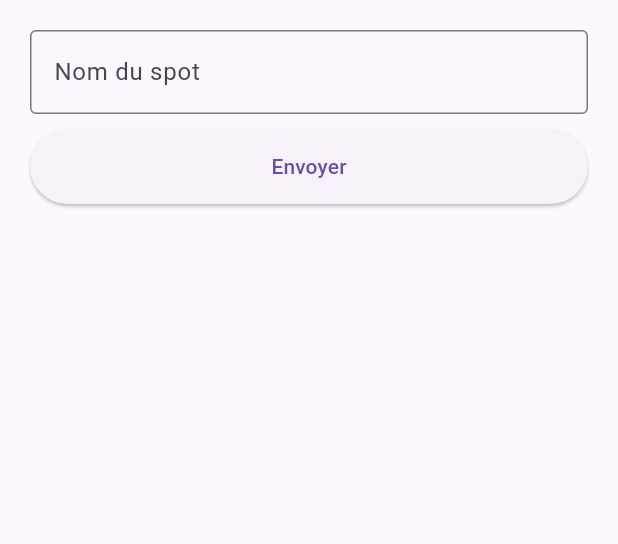
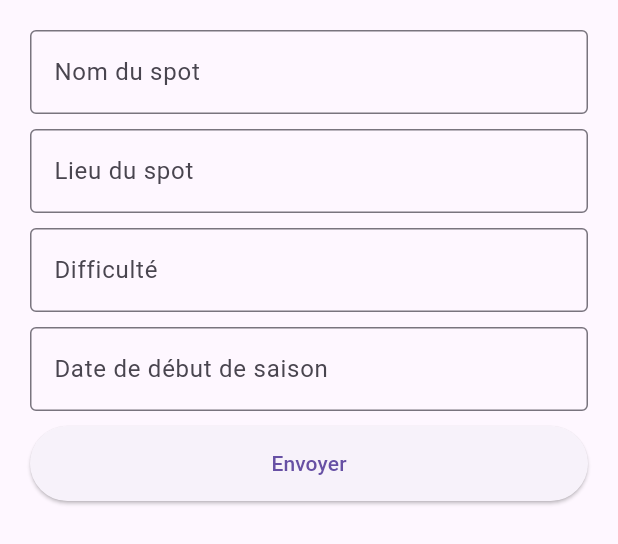
Before and after one commit to Jean-Clement-Ada/projet-collectif-mobile-surfing_elephant, a Flutter app: the FormPage widget shown alone on an empty page, opened directly, after a tap on "Envoyer", on a phone screen of 412 x 824 dp. Shown: the top 544 px of the screen. Run offline on Flutter 3.47's test engine with Material 3 defaults, Android fonts, the phone set to English and light mode, and no system bars; statements that could not run were skipped.

Commit message:
Form page + placeholder/controller

```diff
--- a/flutter_code/lib/main.dart
+++ b/flutter_code/lib/main.dart
@@ -3,6 +3,7 @@ import 'package:flutter_code/pages/form_page.dart';
 import 'package:flutter_code/pages/home_page.dart';
 import 'package:flutter/material.dart';
 import 'package:flutter_code/pages/description_spot_page.dart';
+
 
 void main() {
   runApp(const MyApp());
@@ -50,7 +51,6 @@ class _MyAppState extends State<MyApp> {
           children: [
             HomePage(),
             EventPage(),
-            DescriptionSpotPage(),
             FormPage()
           ],
         ),
--- a/flutter_code/lib/pages/form_page.dart
+++ b/flutter_code/lib/pages/form_page.dart
@@ -8,11 +8,31 @@ class FormPage extends StatefulWidget {
 }
 
 class _FormPageState extends State <FormPage> {
+
+  final _formkey = GlobalKey<FormState>();
+
+  final nameSpotController = TextEditingController();
+  final placeSpotController = TextEditingController();
+  final difficultySpotController = TextEditingController();
+  final seasonSpotController = TextEditingController();
+
+  @override
+  void dispose() {
+    super.dispose();
+    nameSpotController.dispose();
+    placeSpotController.dispose();
+    difficultySpotController.dispose();
+    seasonSpotController.dispose();
+
+  }
+
+
   @override
   Widget build(BuildContext context) {
     return Container(
       margin: EdgeInsets.all(20),
       child: Form(
+        key:_formkey,
         child: Column(
           children: [
             Container(
@@ -25,17 +45,83 @@ class _FormPageState extends State <FormPage> {
                 ),
                 validator: (value){
                   if (value == null || value.isEmpty){
-                  return "il manque des informations";
+                  return "Il manque des informations";
                   }
                   return null;
                },
+                controller: nameSpotController,
+              ),
+            ),
+            Container(
+              margin: EdgeInsets.only(bottom: 10),
+              child: TextFormField(
+                decoration: InputDecoration(
+                  labelText: 'Lieu du spot',
+                  hintText: 'Entre le nom du lieu',
+                  border: OutlineInputBorder(),
+                ),
+                validator: (value){
+                  if (value == null || value.isEmpty){
+                    return "Il manque des informations";
+                  }
+                  return null;
+                },
+                controller: placeSpotController,
+              ),
+            ),
+            Container(
+              margin: EdgeInsets.only(bottom: 10),
+              child: TextFormField(
+                decoration: InputDecoration(
+                  labelText: 'Difficulté ',
+                  hintText: 'Entre la  difficulté du spot',
+                  border: OutlineInputBorder(),
+                ),
+                validator: (value){
+                  if (value == null || value.isEmpty){
+                    return "Il manque des informations";
+                  }
+                  return null;
+                },
+                controller: difficultySpotController,
+              ),
+            ),
+            Container(
+              margin: EdgeInsets.only(bottom: 10),
+              child: TextFormField(
+                decoration: InputDecoration(
+                  labelText: 'Date de début de saison',
+                  hintText: 'Entre la date de fin de saison',
+                  border: OutlineInputBorder(),
+                ),
+                validator: (value){
+                  if (value == null || value.isEmpty){
+                    return "Il manque des informations";
+                  }
+                  return null;
+                },
+                controller: seasonSpotController,
               ),
             ),
             SizedBox(
               width: double.infinity,
               height: 50,
               child: ElevatedButton(
-                onPressed: (){},
+                onPressed: (){
+                  if (_formkey.currentState!.validate()){
+                    final nameSpot = nameSpotController.text;
+                    final placeSpot = placeSpotController.text;
+                    final difficulty = difficultySpotController.text;
+                    final season = seasonSpotController.text;
+
+                    ScaffoldMessenger.of(context).showSnackBar(
+                      const SnackBar(content: Text("Envoi en cours"))
+                    );
+                    FocusScope.of(context).requestFocus(FocusNode());
+
+                    print("Ajout de $nameSpot situé à/en $placeSpot. La difficulté est de $difficulty et on peut y surfer du $season")
+                  }
+                },
                 child: Text("Envoyer")
               ),
             ),
```
